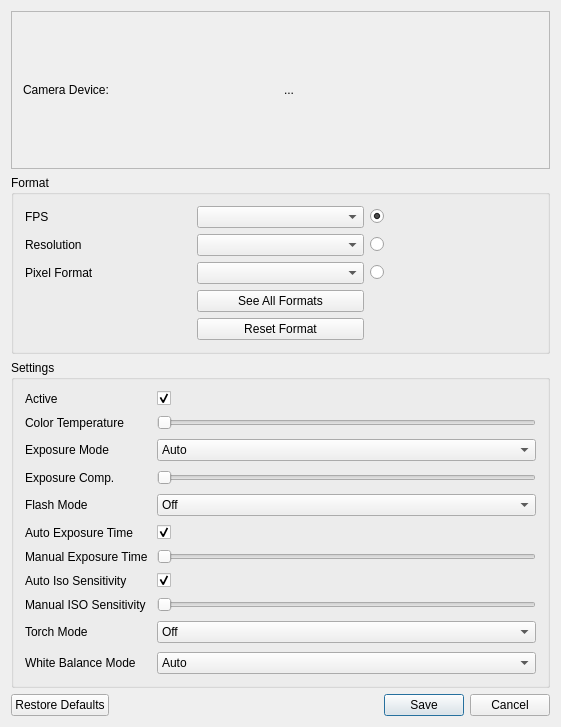
Qt form src/Windows/QtCameraControlsWindow/QtCameraControlsDialog.ui (m-riley04/ModularSensorSystem) before a commit.
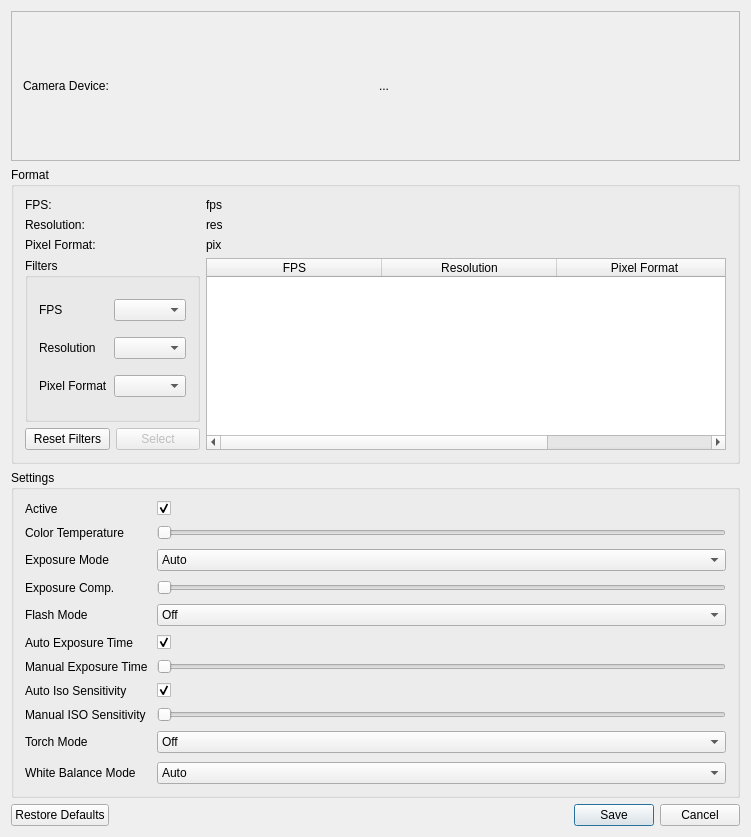
The same form after that commit.

Commit message: add table-based format viewing

Diff of the .ui file:
```diff
--- a/src/Windows/QtCameraControlsWindow/QtCameraControlsDialog.ui
+++ b/src/Windows/QtCameraControlsWindow/QtCameraControlsDialog.ui
@@ -6,8 +6,8 @@
    <rect>
     <x>0</x>
     <y>0</y>
-    <width>561</width>
-    <height>727</height>
+    <width>751</width>
+    <height>837</height>
    </rect>
   </property>
   <property name="windowTitle">
@@ -46,33 +46,96 @@
       <string>Format</string>
      </property>
      <layout class="QGridLayout" name="gridLayout">
-      <item row="4" column="1">
-       <widget class="QPushButton" name="buttonResetFormat">
+      <item row="8" column="0">
+       <widget class="QPushButton" name="buttonResetFilters">
         <property name="text">
-         <string>Reset Format</string>
+         <string>Reset Filters</string>
         </property>
        </widget>
       </item>
-      <item row="0" column="0">
-       <widget class="QLabel" name="label_17">
+      <item row="1" column="2">
+       <widget class="QLabel" name="labelResolution">
+        <property name="text">
+         <string>res</string>
+        </property>
+       </widget>
+      </item>
+      <item row="2" column="2">
+       <widget class="QLabel" name="labelPixelFormat">
+        <property name="text">
+         <string>pix</string>
+        </property>
+       </widget>
+      </item>
+      <item row="7" column="2" rowspan="2">
+       <widget class="QTableWidget" name="tableFormats">
+        <property name="editTriggers">
+         <set>QAbstractItemView::EditTrigger::NoEditTriggers</set>
+        </property>
+        <property name="selectionMode">
+         <enum>QAbstractItemView::SelectionMode::SingleSelection</enum>
+        </property>
+        <property name="selectionBehavior">
+         <enum>QAbstractItemView::SelectionBehavior::SelectRows</enum>
+        </property>
+        <property name="sortingEnabled">
+         <bool>true</bool>
+        </property>
+        <attribute name="horizontalHeaderCascadingSectionResizes">
+         <bool>false</bool>
+        </attribute>
+        <attribute name="horizontalHeaderDefaultSectionSize">
+         <number>175</number>
+        </attribute>
+        <attribute name="horizontalHeaderStretchLastSection">
+         <bool>true</bool>
+        </attribute>
+        <attribute name="verticalHeaderStretchLastSection">
+         <bool>false</bool>
+        </attribute>
+        <column>
         <property name="text">
          <string>FPS</string>
         </property>
+        </column>
+        <column>
+         <property name="text">
+          <string>Resolution</string>
+         </property>
+        </column>
+        <column>
+         <property name="text">
+          <string>Pixel Format</string>
+         </property>
+        </column>
        </widget>
       </item>
-      <item row="2" column="1">
-       <widget class="QComboBox" name="dropdownPixelFormat"/>
+      <item row="0" column="2">
+       <widget class="QLabel" name="labelFps">
+        <property name="text">
+         <string>fps</string>
+        </property>
+       </widget>
       </item>
+      <item row="8" column="1">
+       <widget class="QPushButton" name="pushButton">
+        <property name="enabled">
+         <bool>false</bool>
+        </property>
+        <property name="text">
+         <string>Select</string>
+        </property>
+       </widget>
+      </item>
+      <item row="7" column="0" colspan="2">
+       <widget class="QGroupBox" name="groupBox">
+        <property name="title">
+         <string>Filters</string>
+        </property>
+        <layout class="QGridLayout" name="gridLayout_2">
       <item row="0" column="1">
        <widget class="QComboBox" name="dropdownFps"/>
       </item>
-      <item row="3" column="1">
-       <widget class="QPushButton" name="buttonSeeAllFormats">
-        <property name="text">
-         <string>See All Formats</string>
-        </property>
-       </widget>
-      </item>
       <item row="2" column="0">
        <widget class="QLabel" name="label_10">
         <property name="text">
@@ -80,47 +143,51 @@
         </property>
        </widget>
       </item>
-      <item row="1" column="0">
-       <widget class="QLabel" name="label_18">
-        <property name="text">
-         <string>Resolution</string>
-        </property>
-       </widget>
-      </item>
       <item row="1" column="1">
        <widget class="QComboBox" name="dropdownResolution"/>
       </item>
-      <item row="0" column="2">
-       <widget class="QRadioButton" name="radioFps">
+         <item row="1" column="0">
+          <widget class="QLabel" name="label_18">
         <property name="text">
-         <string/>
-        </property>
-        <property name="checked">
-         <bool>true</bool>
-        </property>
-        <attribute name="buttonGroup">
-         <string notr="true">radioGroupFormat</string>
-        </attribute>
-       </widget>
-      </item>
-      <item row="1" column="2">
-       <widget class="QRadioButton" name="radioResolution">
+            <string>Resolution</string>
+           </property>
+          </widget>
+         </item>
+         <item row="2" column="1">
+          <widget class="QComboBox" name="dropdownPixelFormat"/>
+         </item>
+         <item row="0" column="0">
+          <widget class="QLabel" name="label_17">
+           <property name="text">
+            <string>FPS</string>
+           </property>
+          </widget>
+         </item>
+        </layout>
+       </widget>
+      </item>
+      <item row="2" column="0" colspan="2">
+       <widget class="QLabel" name="label_13">
         <property name="text">
-         <string/>
+         <string>Pixel Format:</string>
         </property>
         <attribute name="buttonGroup">
          <string notr="true">radioGroupFormat</string>
         </attribute>
        </widget>
       </item>
-      <item row="2" column="2">
-       <widget class="QRadioButton" name="radioPixelFormat">
+      <item row="1" column="0" colspan="2">
+       <widget class="QLabel" name="label_11">
         <property name="text">
-         <string/>
+         <string>Resolution:</string>
         </property>
-        <attribute name="buttonGroup">
-         <string notr="true">radioGroupFormat</string>
-        </attribute>
+       </widget>
+      </item>
+      <item row="0" column="0" colspan="2">
+       <widget class="QLabel" name="label_12">
+        <property name="text">
+         <string>FPS:</string>
+        </property>
        </widget>
       </item>
      </layout>
```
Left out of the diff: 6 changed lines with no effect on the pictures. Lines whose indentation alone changed are shown as unchanged. The commit also changes 6 other files.
